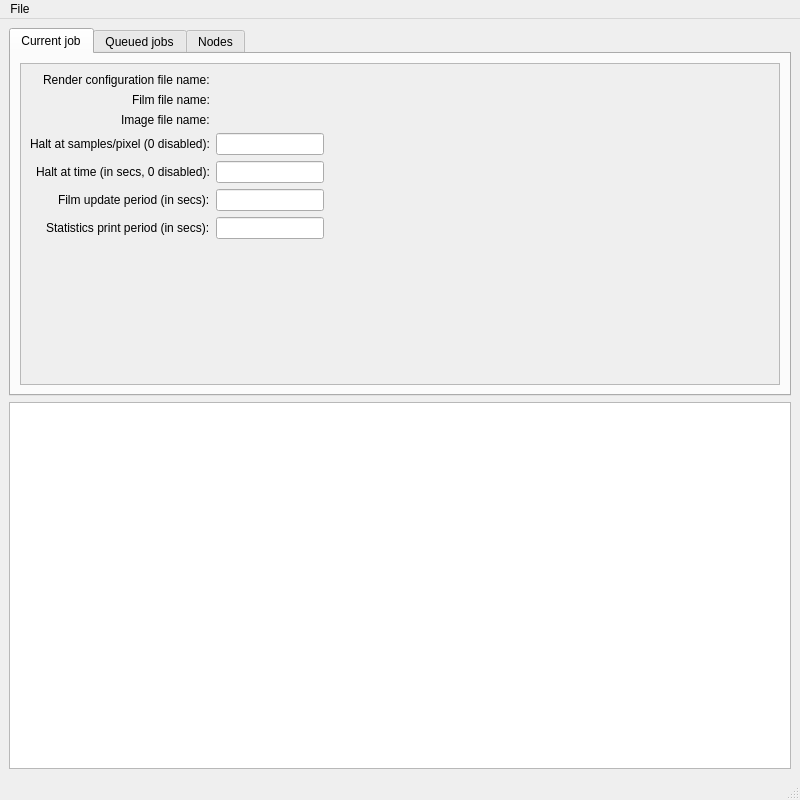
Above: src/pyluxcoretools/pyluxcoretools/pyluxcorenetconsole/mainwindow.ui from LuxCoreRender/LuxCore before the change. Below: the same form after it.
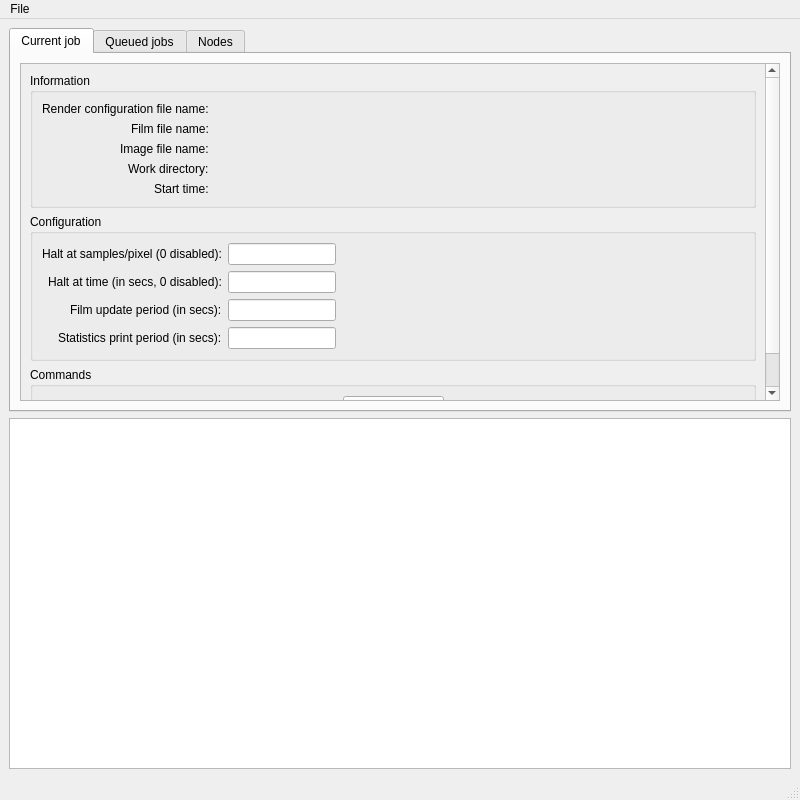
That is the form after the change.

Commit message: Added a force film update button to pyluxcorenetconsole UI

The edit to the form file:
```diff
--- a/src/pyluxcoretools/pyluxcoretools/pyluxcorenetconsole/mainwindow.ui
+++ b/src/pyluxcoretools/pyluxcoretools/pyluxcorenetconsole/mainwindow.ui
@@ -34,30 +34,29 @@
            <property name="geometry">
             <rect>
              <x>0</x>
-             <y>0</y>
-             <width>758</width>
-             <height>312</height>
+             <y>-54</y>
+             <width>742</width>
+             <height>412</height>
             </rect>
            </property>
-           <layout class="QFormLayout" name="formLayout">
+           <layout class="QVBoxLayout" name="verticalLayout_3">
+            <item>
+             <widget class="QGroupBox" name="groupBox">
+              <property name="title">
+               <string>Information</string>
+              </property>
+              <layout class="QFormLayout" name="formLayout_2">
             <property name="labelAlignment">
              <set>Qt::AlignRight|Qt::AlignTrailing|Qt::AlignVCenter</set>
             </property>
-            <item row="0" column="0">
+               <item row="1" column="0">
              <widget class="QLabel" name="label">
               <property name="text">
                <string>Render configuration file name:</string>
               </property>
              </widget>
             </item>
-            <item row="0" column="1">
-             <widget class="QLabel" name="labelRenderCfgFileName">
-              <property name="text">
-               <string/>
-              </property>
-             </widget>
-            </item>
-            <item row="1" column="0">
+               <item row="2" column="0">
              <widget class="QLabel" name="label_2">
               <property name="text">
                <string>Film file name:</string>
@@ -65,34 +64,81 @@
              </widget>
             </item>
             <item row="1" column="1">
+                <widget class="QLabel" name="labelRenderCfgFileName">
+                 <property name="text">
+                  <string/>
+                 </property>
+                </widget>
+               </item>
+               <item row="2" column="1">
              <widget class="QLabel" name="labelFilmFileName">
               <property name="text">
                <string/>
               </property>
              </widget>
             </item>
-            <item row="2" column="0">
+               <item row="3" column="0">
              <widget class="QLabel" name="label_3">
               <property name="text">
                <string>Image file name:</string>
               </property>
              </widget>
             </item>
-            <item row="2" column="1">
+               <item row="3" column="1">
              <widget class="QLabel" name="labelImageFileName">
               <property name="text">
                <string/>
               </property>
              </widget>
             </item>
-            <item row="3" column="0">
+               <item row="4" column="0">
+                <widget class="QLabel" name="label_8">
+                 <property name="text">
+                  <string>Work directory:</string>
+                 </property>
+                </widget>
+               </item>
+               <item row="4" column="1">
+                <widget class="QLabel" name="labelWorkDirectory">
+                 <property name="text">
+                  <string/>
+                 </property>
+                </widget>
+               </item>
+               <item row="5" column="0">
+                <widget class="QLabel" name="label_9">
+                 <property name="text">
+                  <string>Start time:</string>
+                 </property>
+                </widget>
+               </item>
+               <item row="5" column="1">
+                <widget class="QLabel" name="labelStartTime">
+                 <property name="text">
+                  <string/>
+                 </property>
+                </widget>
+               </item>
+              </layout>
+             </widget>
+            </item>
+            <item>
+             <widget class="QGroupBox" name="groupBox_2">
+              <property name="title">
+               <string>Configuration</string>
+              </property>
+              <layout class="QFormLayout" name="formLayout_3">
+               <property name="labelAlignment">
+                <set>Qt::AlignRight|Qt::AlignTrailing|Qt::AlignVCenter</set>
+               </property>
+               <item row="0" column="0">
              <widget class="QLabel" name="label_4">
               <property name="text">
                <string>Halt at samples/pixel (0 disabled):</string>
               </property>
              </widget>
             </item>
-            <item row="3" column="1">
+               <item row="0" column="1">
              <widget class="QLineEdit" name="lineEditHaltSPP">
               <property name="sizePolicy">
                <sizepolicy hsizetype="Fixed" vsizetype="Fixed">
@@ -108,14 +154,14 @@
               </property>
              </widget>
             </item>
-            <item row="4" column="0">
+               <item row="1" column="0">
              <widget class="QLabel" name="label_5">
               <property name="text">
                <string>Halt at time (in secs, 0 disabled):</string>
               </property>
              </widget>
             </item>
-            <item row="4" column="1">
+               <item row="1" column="1">
              <widget class="QLineEdit" name="lineEditHaltTime">
               <property name="sizePolicy">
                <sizepolicy hsizetype="Fixed" vsizetype="Fixed">
@@ -131,14 +177,14 @@
               </property>
              </widget>
             </item>
-            <item row="6" column="0">
+               <item row="2" column="0">
              <widget class="QLabel" name="label_6">
               <property name="text">
                <string>Film update period (in secs):</string>
               </property>
              </widget>
             </item>
-            <item row="6" column="1">
+               <item row="2" column="1">
              <widget class="QLineEdit" name="lineEditFilmUpdatePeriod">
               <property name="sizePolicy">
                <sizepolicy hsizetype="Fixed" vsizetype="Fixed">
@@ -154,14 +200,14 @@
               </property>
              </widget>
             </item>
-            <item row="7" column="0">
+               <item row="3" column="0">
              <widget class="QLabel" name="label_7">
               <property name="text">
                <string>Statistics print period (in secs):</string>
               </property>
              </widget>
             </item>
-            <item row="7" column="1">
+               <item row="3" column="1">
              <widget class="QLineEdit" name="lineEditStatsPeriod">
               <property name="sizePolicy">
                <sizepolicy hsizetype="Fixed" vsizetype="Fixed">
@@ -179,6 +225,51 @@
             </item>
            </layout>
           </widget>
+            </item>
+            <item>
+             <widget class="QGroupBox" name="groupBox_3">
+              <property name="title">
+               <string>Commands</string>
+              </property>
+              <layout class="QGridLayout" name="gridLayout_2">
+               <item row="0" column="1">
+                <widget class="QPushButton" name="pushButtonforceFilmUpdate">
+                 <property name="text">
+                  <string>Force film update</string>
+                 </property>
+                </widget>
+               </item>
+               <item row="0" column="0">
+                <spacer name="horizontalSpacer">
+                 <property name="orientation">
+                  <enum>Qt::Horizontal</enum>
+                 </property>
+                 <property name="sizeHint" stdset="0">
+                  <size>
+                   <width>40</width>
+                   <height>20</height>
+                  </size>
+                 </property>
+                </spacer>
+               </item>
+               <item row="0" column="2">
+                <spacer name="horizontalSpacer_2">
+                 <property name="orientation">
+                  <enum>Qt::Horizontal</enum>
+                 </property>
+                 <property name="sizeHint" stdset="0">
+                  <size>
+                   <width>40</width>
+                   <height>20</height>
+                  </size>
+                 </property>
+                </spacer>
+               </item>
+              </layout>
+             </widget>
+            </item>
+           </layout>
+          </widget>
          </widget>
         </item>
        </layout>
```
Left out of the diff: 31 changed lines with no effect on the pictures. Lines whose indentation alone changed are shown as unchanged. The commit also changes 4 other files.
